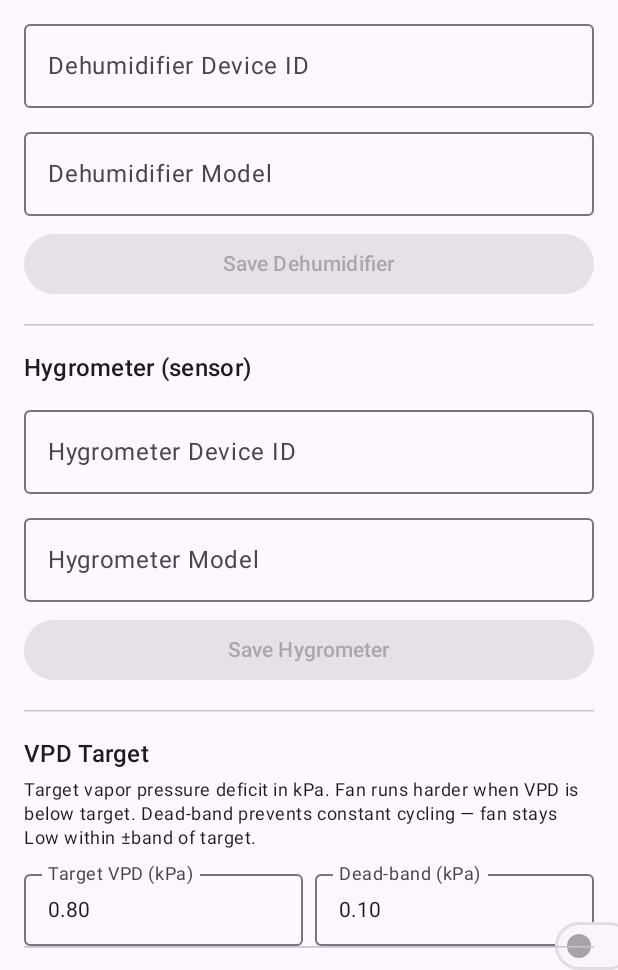
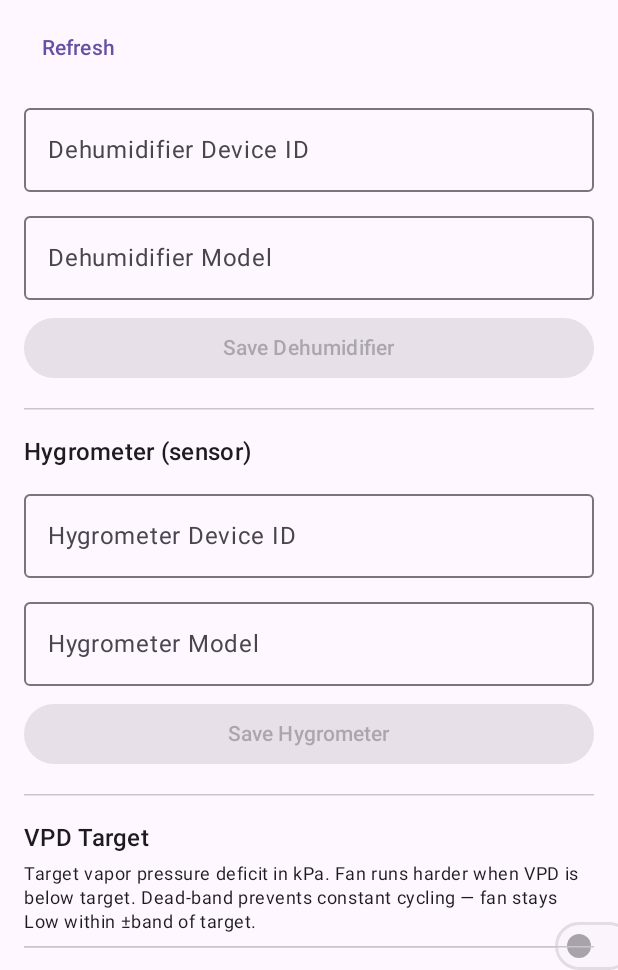
Before and after one commit to Nildyanna/DavesGovee, an Android app built with Jetpack Compose: the composable MainScreen shown on its own in the app's theme, on a phone screen of 412 x 824 dp, the part 266-1236 px from its top. Run offline under Robolectric (Android 15) with nearby library versions, the phone set to English and light mode, and no system bars.

Commit message:
Fix device list parsing and add Refresh button
Make GoveeDevice boolean fields nullable so Moshi doesn't silently
drop devices when fields are missing. Show specific error message
when 0 devices returned. Add Refresh button to retry without logout.

Co-Authored-By: Claude <noreply@anthropic.com>

```diff
--- a/app/src/main/java/com/dehumidifier/MainActivity.kt
+++ b/app/src/main/java/com/dehumidifier/MainActivity.kt
@@ -46,6 +46,7 @@ class MainActivity : ComponentActivity() {
                         }
                         MainScreen(
                             state = state,
+                            onRefreshDevices = { apiKey?.let { vm.loadDevices(it) } },
                             onSelectDevice = vm::selectDevice,
                             onSelectSensor = vm::selectSensor,
                             onSaveManualDevice = vm::saveManualDevice,
--- a/app/src/main/java/com/dehumidifier/data/GoveeApi.kt
+++ b/app/src/main/java/com/dehumidifier/data/GoveeApi.kt
@@ -21,8 +21,9 @@ data class GoveeDevice(
     val device: String,
     val model: String,
     val deviceName: String,
-    val controllable: Boolean,
-    val retrievable: Boolean,
+    val controllable: Boolean? = null,
+    val retrievable: Boolean? = null,
+    val supportCmds: List<String>? = null,
 )
 
 // ── Device state (sensors) ────────────────────────────────────────────────────
--- a/app/src/main/java/com/dehumidifier/data/GoveeRepository.kt
+++ b/app/src/main/java/com/dehumidifier/data/GoveeRepository.kt
@@ -57,7 +57,10 @@ class GoveeRepository {
 
     suspend fun listDevices(apiKey: String): Result<List<GoveeDevice>> = runCatching {
         val response = api.getDevices(apiKey)
-        response.data?.devices ?: error("No devices (${response.status}): ${response.message}")
+        val devices = response.data?.devices
+        if (devices == null) error("No devices (${response.status}): ${response.message}")
+        if (devices.isEmpty()) error("API returned 0 devices. Check that devices are added to your Govee account.")
+        devices
     }
 
     suspend fun getVpd(apiKey: String, deviceId: String, model: String): Result<Double> =
--- a/app/src/main/java/com/dehumidifier/ui/MainScreen.kt
+++ b/app/src/main/java/com/dehumidifier/ui/MainScreen.kt
@@ -40,6 +40,7 @@ import com.dehumidifier.viewmodel.UiState
 @Composable
 fun MainScreen(
     state: UiState,
+    onRefreshDevices: () -> Unit,
     onSelectDevice: (GoveeDevice) -> Unit,
     onSelectSensor: (GoveeDevice) -> Unit,
     onSaveManualDevice: (deviceId: String, model: String) -> Unit,
@@ -100,6 +101,16 @@ fun MainScreen(
                 }
             }
         } else {
+            Row(verticalAlignment = Alignment.CenterVertically, horizontalArrangement = Arrangement.spacedBy(8.dp)) {
+                if (state.isLoading) {
+                    CircularProgressIndicator(modifier = Modifier.size(16.dp), strokeWidth = 2.dp)
+                    Text("Loading devices…", style = MaterialTheme.typography.bodySmall)
+                } else {
+                    state.error?.let { Text(it, style = MaterialTheme.typography.bodySmall, color = MaterialTheme.colorScheme.error) }
+                    TextButton(onClick = onRefreshDevices) { Text("Refresh") }
+                }
+            }
+            Spacer(Modifier.height(8.dp))
             ManualDeviceEntry(
                 label = "Dehumidifier",
                 savedId = state.selectedDeviceId,
```
